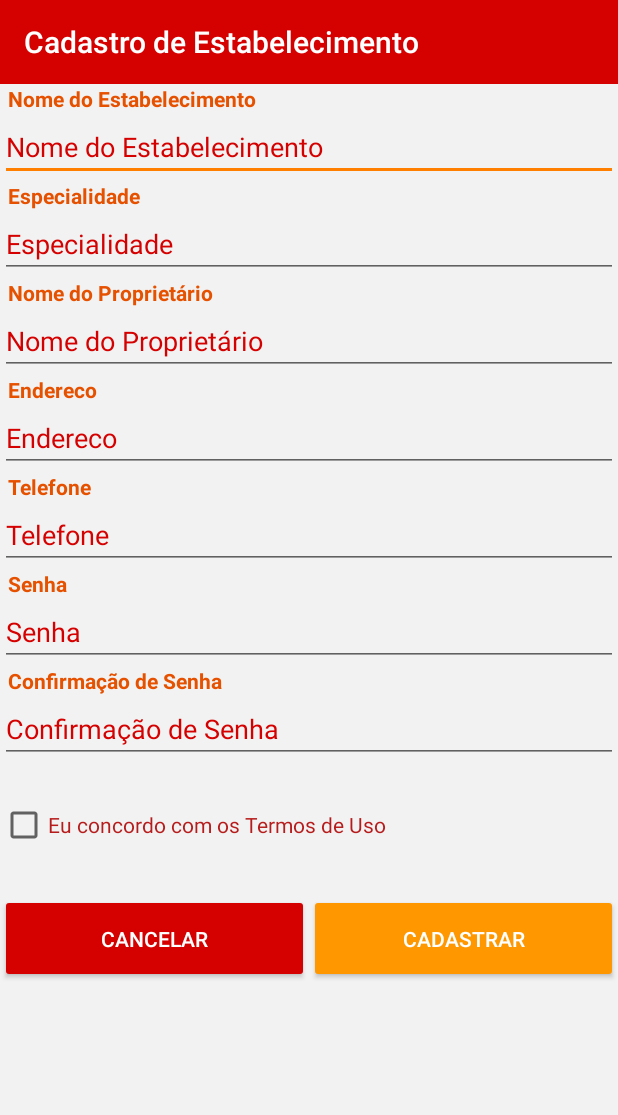
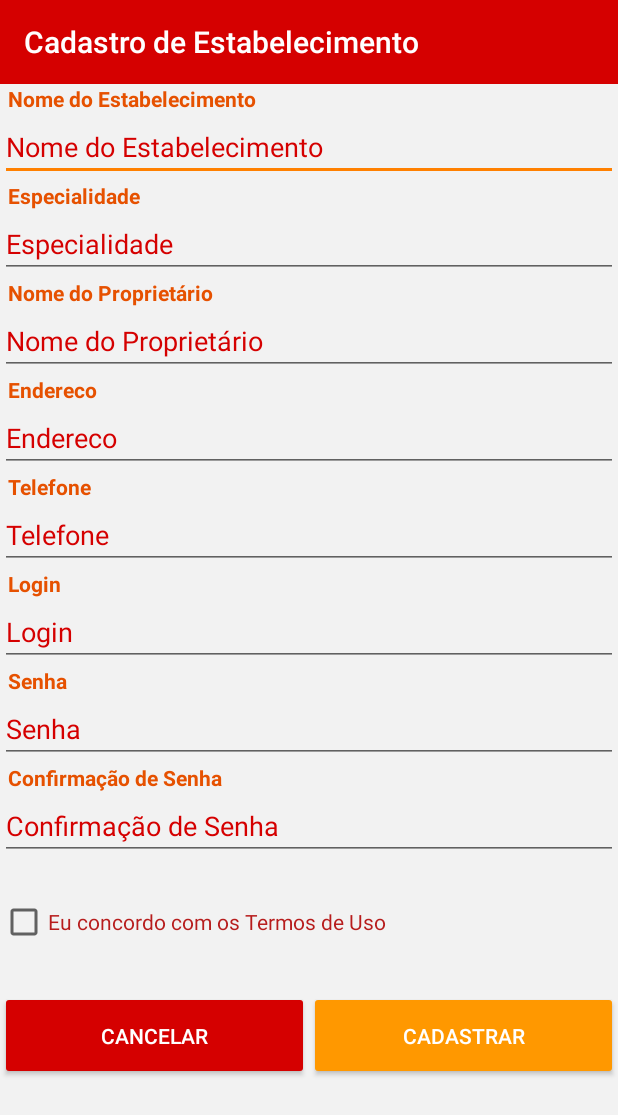
Before and after one commit to alessandrofls/iFoodTruck, an Android app: the activity_cadastro_foodtruck screen opened directly, with no data from a screen before it, on a phone screen of 412 x 824 dp. Shown: the top 1115 px of the screen. Run offline under Robolectric (Android 15) with nearby library versions, the phone set to English and light mode, and no system bars.

Commit message:
classe estab e prato + string en

```diff
--- a/app/src/main/java/com/example/ifoodtruck/TelaAdm.kt
+++ b/app/src/main/java/com/example/ifoodtruck/TelaAdm.kt
@@ -17,5 +17,11 @@ class TelaAdm : AppCompatActivity() {
             val intCP = Intent (this, Activity_cadastro_pratos::class.java)
             startActivity(intCP)
         }
+
+        btnUpdate.setOnClickListener(){
+            val intUpdate = Intent (this, activity_cadastro_foodtruck::class.java)
+            startActivity(intUpdate)
+        }
     }
+
 }
--- a/app/src/main/java/com/example/ifoodtruck/activity_cadastro_foodtruck.kt
+++ b/app/src/main/java/com/example/ifoodtruck/activity_cadastro_foodtruck.kt
@@ -8,5 +8,7 @@ class activity_cadastro_foodtruck : AppCompatActivity() {
     override fun onCreate(savedInstanceState: Bundle?) {
         super.onCreate(savedInstanceState)
         setContentView(R.layout.activity_cadastro_foodtruck)
+
+        var int = getIntent()
     }
 }
--- a/app/src/main/res/layout/activity_cadastro_foodtruck.xml
+++ b/app/src/main/res/layout/activity_cadastro_foodtruck.xml
@@ -124,6 +124,25 @@
             android:inputType="phone"
             android:textColorHint="@color/colorPrimary" />
 
+
+        <TextView
+                android:id="@+id/tvLogin"
+                android:layout_width="match_parent"
+                android:layout_height="wrap_content"
+                android:layout_marginLeft="5dp"
+                android:text="@string/cadLogin"
+                android:textColor="@color/colorSecondaryDark"
+                android:textStyle="bold" />
+
+        <EditText
+                android:id="@+id/eTLogin"
+                android:layout_width="match_parent"
+                android:layout_height="wrap_content"
+                android:ems="10"
+                android:hint="@string/cadLogin"
+                android:inputType="text"
+                android:textColorHint="@color/colorPrimary" />
+
         <TextView
             android:id="@+id/tvSenha"
             android:layout_width="match_parent"
--- a/app/src/main/res/layout/activity_tela_adm.xml
+++ b/app/src/main/res/layout/activity_tela_adm.xml
@@ -160,7 +160,7 @@
                     android:layout_weight="1"
                     android:backgroundTint="@color/colorPrimary"
                     android:padding="20dp"
-                android:text="Atualizar Dados" />
+                    android:text="Atualizar Dados" android:id="@+id/btnUpdate"/>
 
             <Button
                 android:id="@+id/btcadastrarPratos"
--- a/app/src/main/res/values-w820dp/strings.xml
+++ b/app/src/main/res/values-w820dp/strings.xml
@@ -13,4 +13,5 @@
     <string name="inputTelefone">inputTelefone</string>
     <string name="cadComentario">Digite Seu Comentario</string>
     <string name="tvComentario">Comentarios</string>
+    <string name="cadLogin">Login</string>
 </resources>
```
Also changed, not shown: app/src/main/java/com/example/ifoodtruck/Beans/Estabelecimento.kt (added, +17 -0 lines), app/src/main/java/com/example/ifoodtruck/Beans/Prato.kt (added, +11 -0 lines), app/src/main/res/values/strings.xml (+8 -7 lines), 1 other file. Lines whose indentation alone changed are shown as unchanged.
